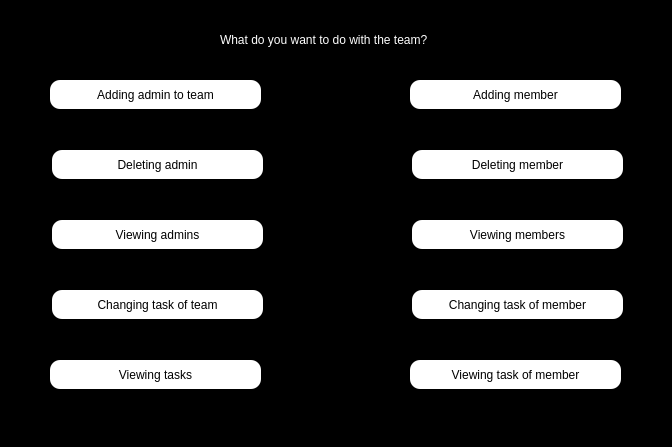
Above: enter/team_before.ui from Shayanrava/APproject before the change. Below: the same form after it.
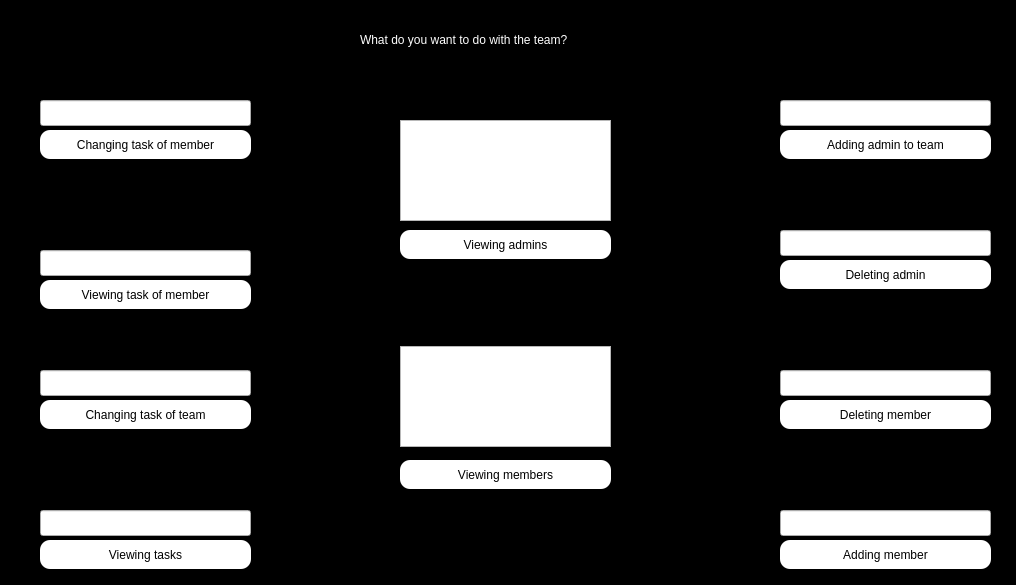
That is the form after the change.

Commit message: change to ui admin and team in log in to a organ

The edit to the form file:
```diff
--- a/enter/team_before.ui
+++ b/enter/team_before.ui
@@ -6,8 +6,8 @@
    <rect>
     <x>0</x>
     <y>0</y>
-    <width>672</width>
-    <height>447</height>
+    <width>1016</width>
+    <height>585</height>
    </rect>
   </property>
   <property name="windowTitle">
@@ -22,7 +22,7 @@
   <widget class="QLabel" name="label">
    <property name="geometry">
     <rect>
-     <x>220</x>
+     <x>360</x>
      <y>30</y>
      <width>271</width>
      <height>20</height>
@@ -41,8 +41,8 @@
   <widget class="QPushButton" name="add_admin_to_team_pbn">
    <property name="geometry">
     <rect>
-     <x>50</x>
-     <y>80</y>
+     <x>780</x>
+     <y>130</y>
      <width>211</width>
      <height>29</height>
     </rect>
@@ -67,8 +67,8 @@
   <widget class="QPushButton" name="delete_admin_pbn">
    <property name="geometry">
     <rect>
-     <x>52</x>
-     <y>150</y>
+     <x>780</x>
+     <y>260</y>
      <width>211</width>
      <height>29</height>
     </rect>
@@ -93,8 +93,8 @@
   <widget class="QPushButton" name="view_admins_pbn">
    <property name="geometry">
     <rect>
-     <x>52</x>
-     <y>220</y>
+     <x>400</x>
+     <y>230</y>
      <width>211</width>
      <height>29</height>
     </rect>
@@ -119,8 +119,8 @@
   <widget class="QPushButton" name="change_team_task_pbn">
    <property name="geometry">
     <rect>
-     <x>52</x>
-     <y>290</y>
+     <x>40</x>
+     <y>400</y>
      <width>211</width>
      <height>29</height>
     </rect>
@@ -145,8 +145,8 @@
   <widget class="QPushButton" name="view_task_pbn">
    <property name="geometry">
     <rect>
-     <x>50</x>
-     <y>360</y>
+     <x>40</x>
+     <y>540</y>
      <width>211</width>
      <height>29</height>
     </rect>
@@ -171,8 +171,8 @@
   <widget class="QPushButton" name="add_member_pbn">
    <property name="geometry">
     <rect>
-     <x>410</x>
-     <y>80</y>
+     <x>780</x>
+     <y>540</y>
      <width>211</width>
      <height>29</height>
     </rect>
@@ -197,8 +197,8 @@
   <widget class="QPushButton" name="delete_member_pbn">
    <property name="geometry">
     <rect>
-     <x>412</x>
-     <y>150</y>
+     <x>780</x>
+     <y>400</y>
      <width>211</width>
      <height>29</height>
     </rect>
@@ -223,8 +223,8 @@
   <widget class="QPushButton" name="view_member_pbn">
    <property name="geometry">
     <rect>
-     <x>412</x>
-     <y>220</y>
+     <x>400</x>
+     <y>460</y>
      <width>211</width>
      <height>29</height>
     </rect>
@@ -249,8 +249,8 @@
   <widget class="QPushButton" name="change_member_task_pbn">
    <property name="geometry">
     <rect>
-     <x>412</x>
-     <y>290</y>
+     <x>40</x>
+     <y>130</y>
      <width>211</width>
      <height>29</height>
     </rect>
@@ -275,8 +275,8 @@
   <widget class="QPushButton" name="view_member_task_pbn">
    <property name="geometry">
     <rect>
-     <x>410</x>
-     <y>360</y>
+     <x>40</x>
+     <y>280</y>
      <width>211</width>
      <height>29</height>
     </rect>
@@ -298,6 +298,106 @@
     <string>Viewing task of member</string>
    </property>
   </widget>
+  <widget class="QLineEdit" name="led_add_mem">
+   <property name="geometry">
+    <rect>
+     <x>780</x>
+     <y>510</y>
+     <width>211</width>
+     <height>26</height>
+    </rect>
+   </property>
+  </widget>
+  <widget class="QLineEdit" name="led_del_mem">
+   <property name="geometry">
+    <rect>
+     <x>780</x>
+     <y>370</y>
+     <width>211</width>
+     <height>26</height>
+    </rect>
+   </property>
+  </widget>
+  <widget class="QLineEdit" name="led_add_adm_2">
+   <property name="geometry">
+    <rect>
+     <x>780</x>
+     <y>230</y>
+     <width>211</width>
+     <height>26</height>
+    </rect>
+   </property>
+  </widget>
+  <widget class="QLineEdit" name="led_add_adm">
+   <property name="geometry">
+    <rect>
+     <x>780</x>
+     <y>100</y>
+     <width>211</width>
+     <height>26</height>
+    </rect>
+   </property>
+  </widget>
+  <widget class="QLineEdit" name="led_view_taskmem">
+   <property name="geometry">
+    <rect>
+     <x>40</x>
+     <y>250</y>
+     <width>211</width>
+     <height>26</height>
+    </rect>
+   </property>
+  </widget>
+  <widget class="QLineEdit" name="led_chan_taskmem">
+   <property name="geometry">
+    <rect>
+     <x>40</x>
+     <y>100</y>
+     <width>211</width>
+     <height>26</height>
+    </rect>
+   </property>
+  </widget>
+  <widget class="QLineEdit" name="led_chan_taskteam">
+   <property name="geometry">
+    <rect>
+     <x>40</x>
+     <y>370</y>
+     <width>211</width>
+     <height>26</height>
+    </rect>
+   </property>
+  </widget>
+  <widget class="QLineEdit" name="led_view_taskteam">
+   <property name="geometry">
+    <rect>
+     <x>40</x>
+     <y>510</y>
+     <width>211</width>
+     <height>26</height>
+    </rect>
+   </property>
+  </widget>
+  <widget class="QTextEdit" name="ted_view_mem">
+   <property name="geometry">
+    <rect>
+     <x>400</x>
+     <y>346</y>
+     <width>211</width>
+     <height>101</height>
+    </rect>
+   </property>
+  </widget>
+  <widget class="QTextEdit" name="ted_view_adm">
+   <property name="geometry">
+    <rect>
+     <x>400</x>
+     <y>120</y>
+     <width>211</width>
+     <height>101</height>
+    </rect>
+   </property>
+  </widget>
  </widget>
  <resources/>
  <connections/>
```
The commit also changes 3 other files.
